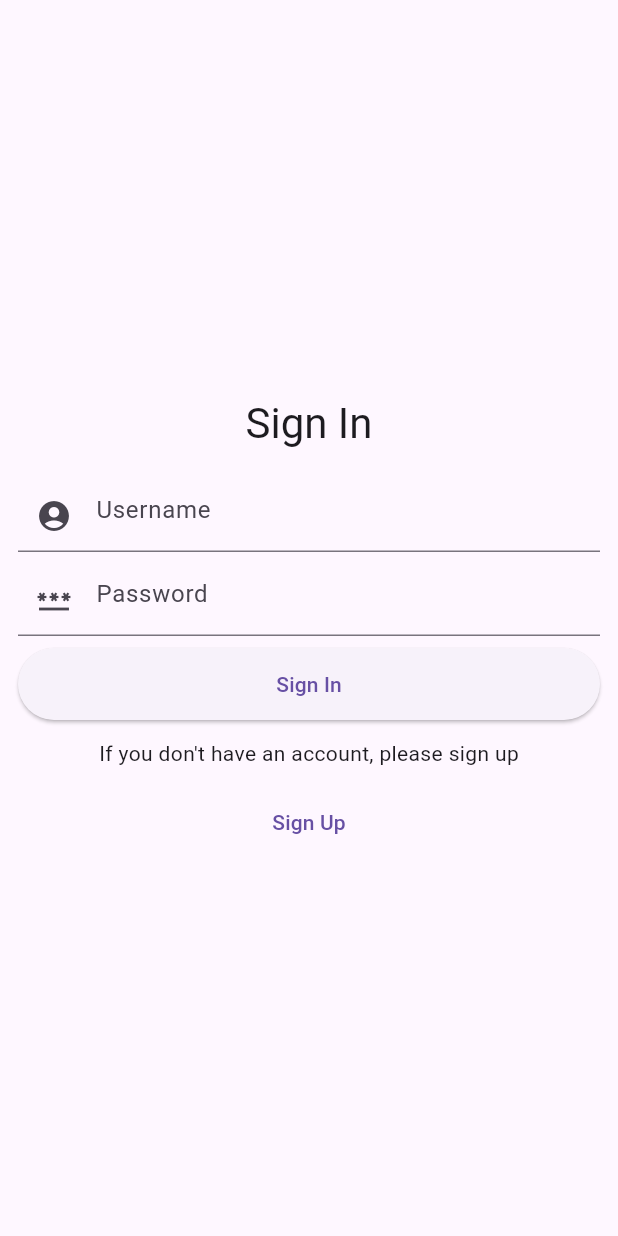
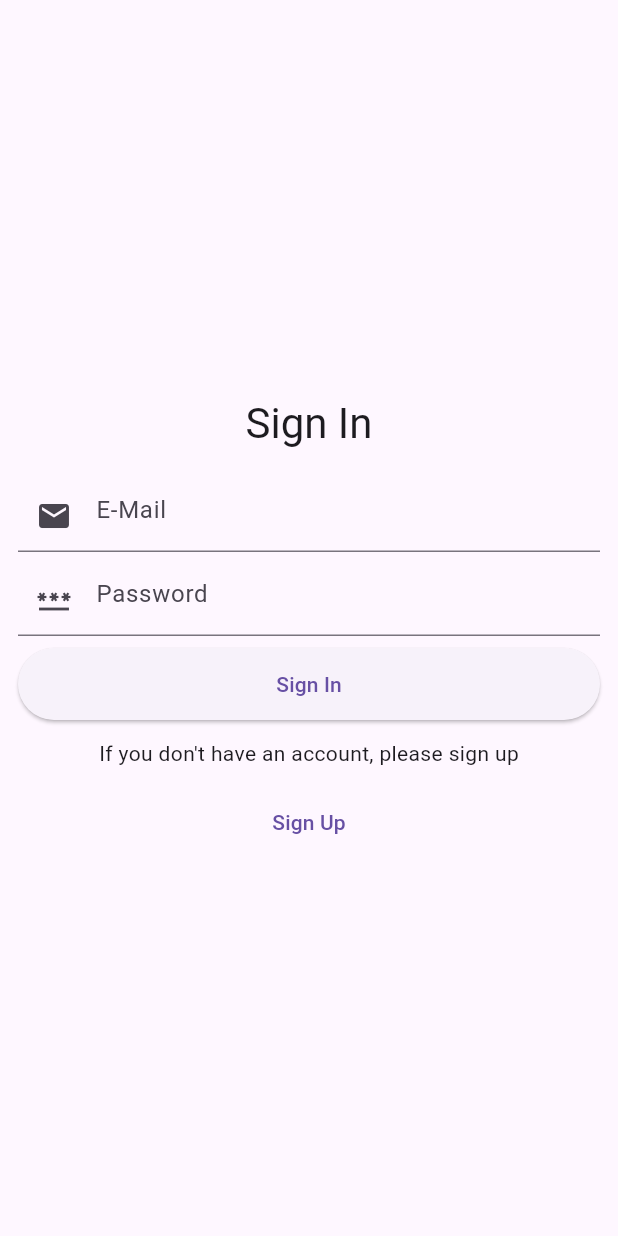
Before and after one commit to anoochit/flutter_supabase_chat, a Flutter app: the screen it shows after launch, on a phone screen of 412 x 824 dp. Run offline on Flutter 3.47's test engine with Material 2 defaults, Android fonts, the phone set to English and light mode, and no system bars; our stand-ins replace flutter_dotenv, get, supabase_flutter; accounts and stored records are empty; statements that could not run were skipped.

Commit message:
fix filed username in signin page

```diff
--- a/lib/pages/signin/signin.dart
+++ b/lib/pages/signin/signin.dart
@@ -30,8 +30,8 @@ class SignInPage extends StatelessWidget {
                   padding: const EdgeInsets.all(4.0),
                   child: TextFormField(
                     decoration: const InputDecoration(
-                      prefixIcon: Icon(Icons.account_circle),
-                      hintText: 'Username',
+                      prefixIcon: Icon(Icons.email),
+                      hintText: 'E-Mail',
                     ),
                   ),
                 ),
```
Also changed, not shown: lib/pages/home/home.dart (+5 -12 lines), lib/widgets/center_loading.dart (added, +20 -0 lines).
